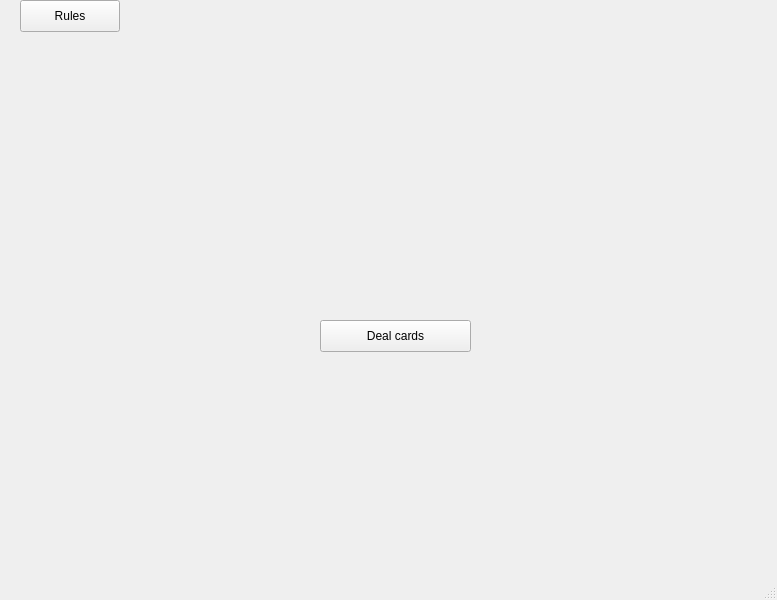
Above: Poker/Visuals/Gamewindow/gamewindow.ui from Cenzito/Poker before the change. Below: the same form after it.
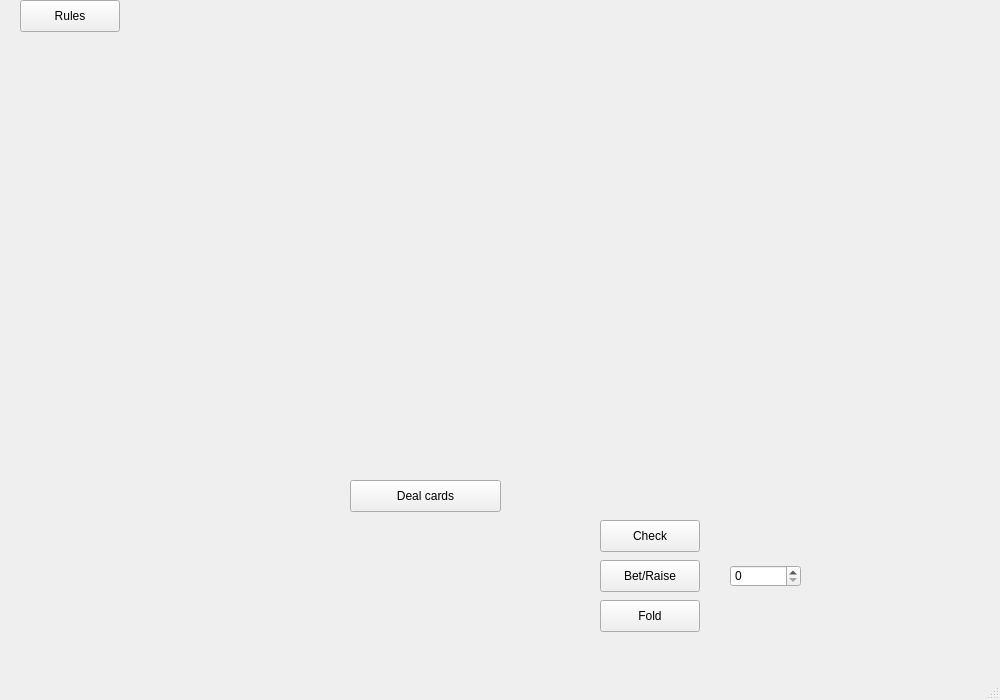
That is the form after the change.

Commit message: added interface with buttons

What changed in the file:
```diff
--- a/Poker/Visuals/Gamewindow/gamewindow.ui
+++ b/Poker/Visuals/Gamewindow/gamewindow.ui
@@ -2,14 +2,23 @@
 <ui version="4.0">
  <class>GameWindow</class>
  <widget class="QMainWindow" name="GameWindow">
+  <property name="enabled">
+   <bool>true</bool>
+  </property>
   <property name="geometry">
    <rect>
     <x>0</x>
     <y>0</y>
-    <width>777</width>
-    <height>600</height>
+    <width>1000</width>
+    <height>700</height>
    </rect>
   </property>
+  <property name="maximumSize">
+   <size>
+    <width>1000</width>
+    <height>700</height>
+   </size>
+  </property>
   <property name="windowTitle">
    <string>MainWindow</string>
   </property>
@@ -17,77 +26,13 @@
    <string notr="true"/>
   </property>
   <widget class="QWidget" name="centralwidget">
-   <widget class="QLabel" name="label_card1">
-    <property name="geometry">
-     <rect>
-      <x>50</x>
-      <y>360</y>
-      <width>111</width>
-      <height>161</height>
-     </rect>
-    </property>
-    <property name="styleSheet">
-     <string notr="true"/>
-    </property>
-    <property name="text">
-     <string/>
-    </property>
-   </widget>
    <widget class="QLabel" name="label_card2">
     <property name="geometry">
      <rect>
-      <x>200</x>
-      <y>360</y>
-      <width>111</width>
-      <height>161</height>
-     </rect>
-    </property>
-    <property name="styleSheet">
-     <string notr="true"/>
-    </property>
-    <property name="text">
-     <string/>
-    </property>
-   </widget>
-   <widget class="QLabel" name="label_card3">
-    <property name="geometry">
-     <rect>
-      <x>340</x>
-      <y>360</y>
-      <width>111</width>
-      <height>161</height>
-     </rect>
-    </property>
-    <property name="styleSheet">
-     <string notr="true"/>
-    </property>
-    <property name="text">
-     <string/>
-    </property>
-   </widget>
-   <widget class="QLabel" name="label_card4">
-    <property name="geometry">
-     <rect>
-      <x>480</x>
-      <y>360</y>
-      <width>111</width>
-      <height>161</height>
-     </rect>
-    </property>
-    <property name="styleSheet">
-     <string notr="true"/>
-    </property>
-    <property name="text">
-     <string/>
-    </property>
-   </widget>
-   <widget class="QLabel" name="label_card5">
-    <property name="geometry">
-     <rect>
-      <x>610</x>
-      <y>360</y>
-      <width>111</width>
-      <height>161</height>
+      <x>440</x>
+      <y>520</y>
+      <width>91</width>
+      <height>121</height>
      </rect>
     </property>
     <property name="styleSheet">
@@ -100,8 +45,8 @@
    <widget class="QPushButton" name="dealButton">
     <property name="geometry">
      <rect>
-      <x>320</x>
-      <y>320</y>
+      <x>350</x>
+      <y>480</y>
       <width>151</width>
       <height>32</height>
      </rect>
@@ -123,6 +68,93 @@
      <string>Rules</string>
     </property>
    </widget>
+   <widget class="QPushButton" name="pushButton_2">
+    <property name="geometry">
+     <rect>
+      <x>600</x>
+      <y>520</y>
+      <width>100</width>
+      <height>32</height>
+     </rect>
+    </property>
+    <property name="text">
+     <string>Check</string>
+    </property>
+   </widget>
+   <widget class="QPushButton" name="pushButton_3">
+    <property name="geometry">
+     <rect>
+      <x>600</x>
+      <y>560</y>
+      <width>100</width>
+      <height>32</height>
+     </rect>
+    </property>
+    <property name="text">
+     <string>Bet/Raise</string>
+    </property>
+   </widget>
+   <widget class="QPushButton" name="pushButton_4">
+    <property name="geometry">
+     <rect>
+      <x>600</x>
+      <y>600</y>
+      <width>100</width>
+      <height>32</height>
+     </rect>
+    </property>
+    <property name="text">
+     <string>Fold</string>
+    </property>
+   </widget>
+   <widget class="QSpinBox" name="raise_box">
+    <property name="geometry">
+     <rect>
+      <x>730</x>
+      <y>565</y>
+      <width>71</width>
+      <height>22</height>
+     </rect>
+    </property>
+    <property name="maximum">
+     <number>10000000</number>
+    </property>
+    <property name="singleStep">
+     <number>100</number>
+    </property>
+   </widget>
+   <widget class="QLabel" name="label_card1">
+    <property name="geometry">
+     <rect>
+      <x>330</x>
+      <y>520</y>
+      <width>91</width>
+      <height>121</height>
+     </rect>
+    </property>
+    <property name="styleSheet">
+     <string notr="true"/>
+    </property>
+    <property name="text">
+     <string/>
+    </property>
+   </widget>
+   <widget class="QLabel" name="label_table">
+    <property name="geometry">
+     <rect>
+      <x>70</x>
+      <y>40</y>
+      <width>881</width>
+      <height>431</height>
+     </rect>
+    </property>
+    <property name="styleSheet">
+     <string notr="true"/>
+    </property>
+    <property name="text">
+     <string/>
+    </property>
+   </widget>
   </widget>
   <widget class="QMenuBar" name="menubar">
    <property name="geometry">
```
Left out of the diff: 4 changed lines with no effect on the pictures. The commit also changes 6 other files.
